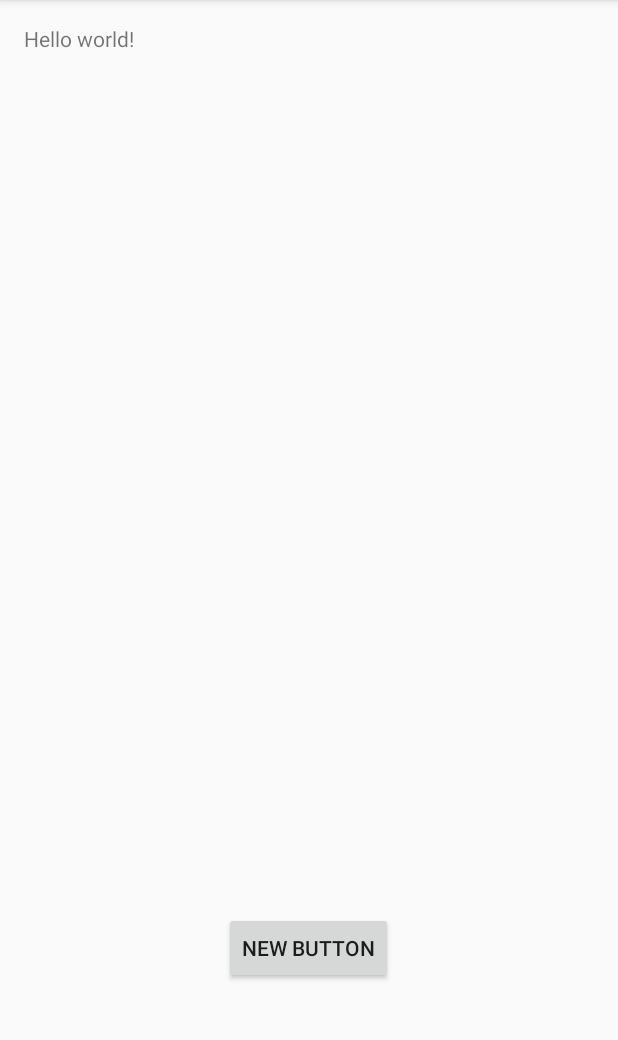
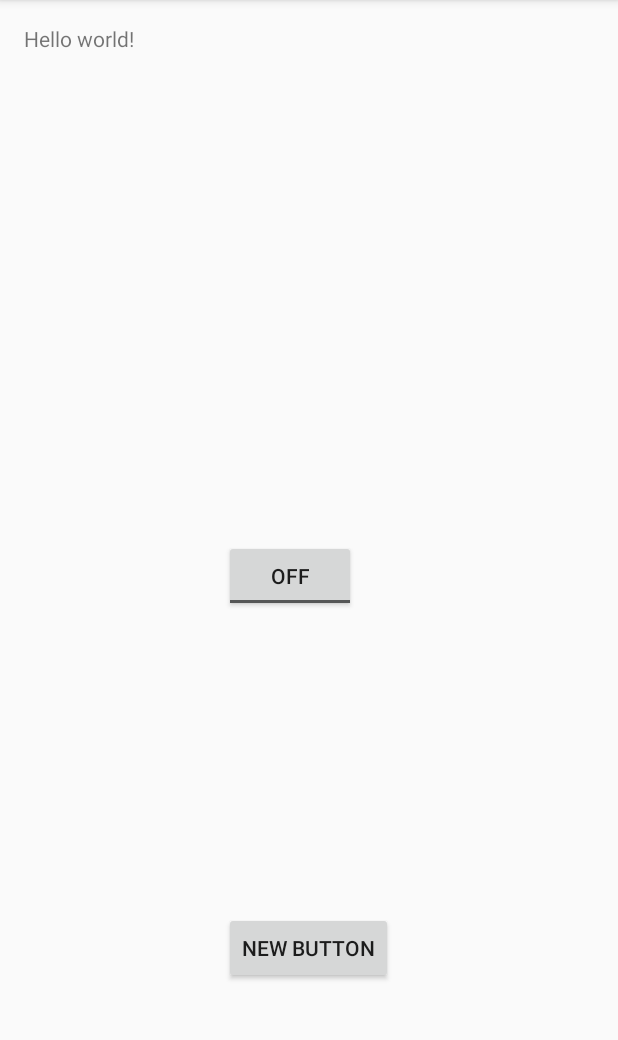
Before and after one commit to lazybs/PMRI, an Android app: the screen it shows after launch (MainActivity), on a phone screen of 412 x 824 dp, the part 84-1124 px from its top. Run offline under Robolectric (Android 15) with nearby library versions, the phone set to English and light mode, and no system bars.

Commit message:
commit 2

```diff
--- a/app/src/main/res/layout/activity_main.xml
+++ b/app/src/main/res/layout/activity_main.xml
@@ -17,4 +17,12 @@
         android:layout_centerHorizontal="true"
         android:layout_marginBottom="96dp" />
 
+    <ToggleButton
+        android:layout_width="wrap_content"
+        android:layout_height="wrap_content"
+        android:text="New ToggleButton"
+        android:id="@+id/toggleButton"
+        android:layout_centerVertical="true"
+        android:layout_alignStart="@+id/button" />
+
 </RelativeLayout>
```
